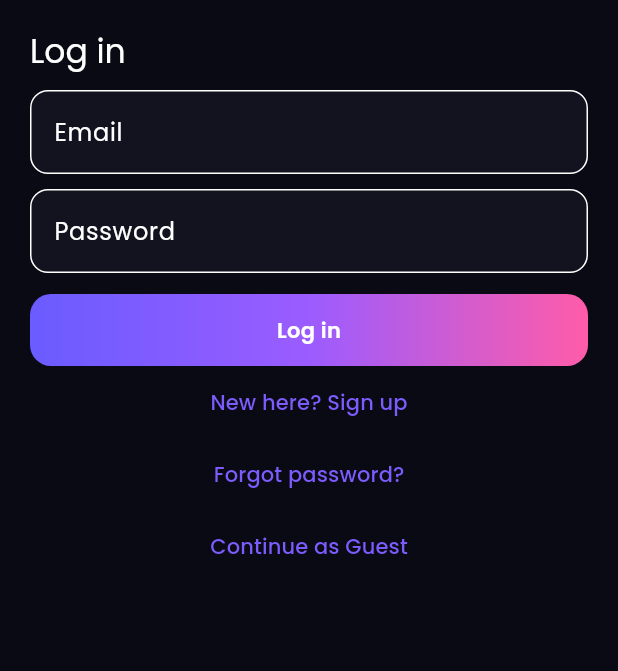
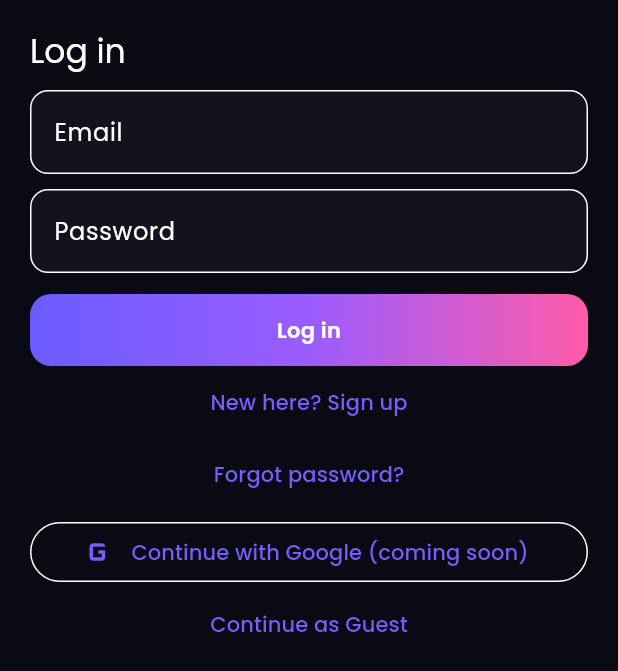
Before and after one commit to liveperfumes7-crypto/Orbix, a Flutter app: the LoginSheet widget shown alone on an empty page, opened directly, on a phone screen of 412 x 824 dp. Shown: the top 671 px of the screen. Run offline on Flutter 3.47's test engine with Material 3 defaults, Android fonts, the phone set to English and light mode, and no system bars; our stand-ins replace file_picker, google_fonts, permission_handler, share_plus, shared_preferences, supabase_flutter and 2 more; accounts and stored records are empty; network calls fail.

Commit message:
Organic guests must log in to play; Google sign-in button (coming soon)
Co-Authored-By: Claude Sonnet 5.5 <noreply@anthropic.com>
Claude-Session: https://claude.ai/code/session_01K6g2HJeK7YWzBo1VRQJvry

```diff
--- a/mobile/lib/screens/login_sheet.dart
+++ b/mobile/lib/screens/login_sheet.dart
@@ -80,6 +80,13 @@ class _LoginSheetState extends State<LoginSheet> {
             GradientButton(label: _busy ? 'Please wait…' : (_signup ? 'Sign up' : 'Log in'), onPressed: _busy ? null : _submit),
             TextButton(onPressed: () => setState(() => _signup = !_signup), child: Text(_signup ? 'I already have an account' : 'New here? Sign up')),
             if (!_signup) TextButton(onPressed: _forgot, child: const Text('Forgot password?')),
+            const SizedBox(height: 4),
+            OutlinedButton.icon(
+              key: const Key('google_login'),
+              onPressed: () => setState(() => _info = 'Google sign-in is coming soon. Please use email for now.'),
+              icon: const Icon(Icons.g_mobiledata, size: 28),
+              label: const Text('Continue with Google (coming soon)'),
+            ),
             TextButton(onPressed: () => Navigator.pop(context, false), child: const Text('Continue as Guest')),
           ]),
         ),
--- a/mobile/lib/screens/post_page.dart
+++ b/mobile/lib/screens/post_page.dart
@@ -57,6 +57,10 @@ class _PostPageState extends State<PostPage> {
 
   Future<void> _play(Map<String, dynamic> it) async {
     final app = AppScope.of(context);
+    // Organic visitors must log in before playing anything; ads visitors can watch free content and trailers as guests.
+    if (app.status.isGuest && app.status.source == 'organic') {
+      if (!await requireAccount(context) || !mounted) return;
+    }
     final premium = it['is_premium'] == true;
     final allowed = !premium || app.status.canPlayPremium;
     // Ads users who are not premium get the trailer; everyone else without access sees the lock.
```
